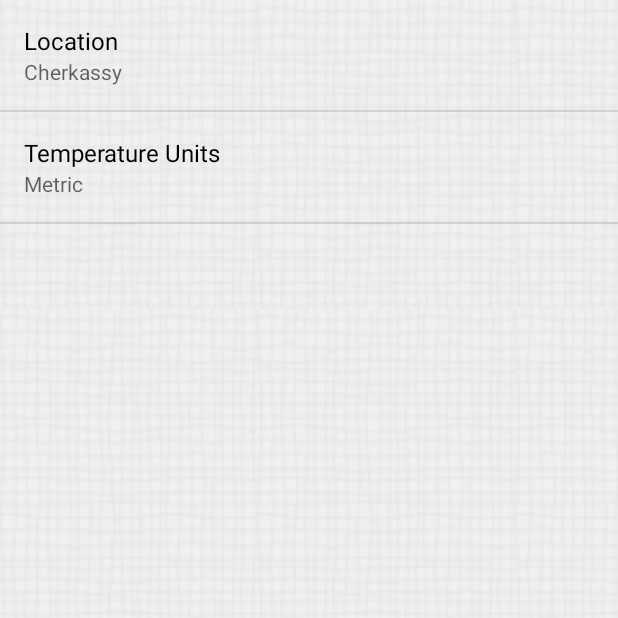
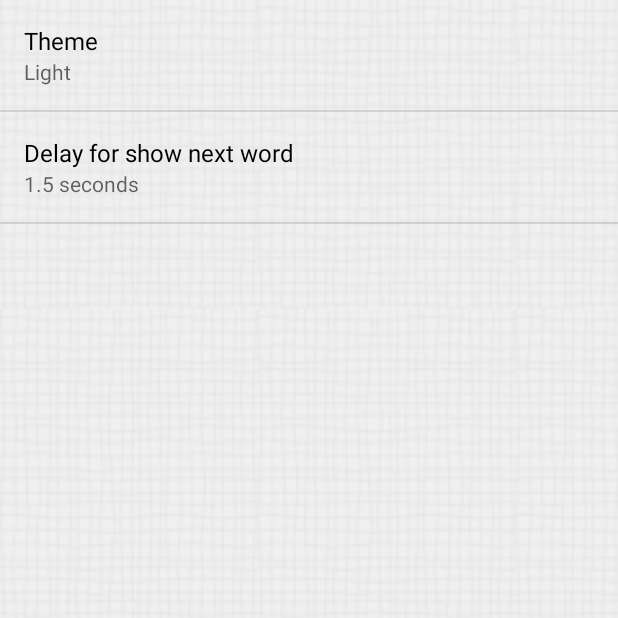
Before and after one commit to zhdanov-ek/LearnWords, an Android app: the SettingsActivity screen opened directly, with no data from a screen before it, on a phone screen of 412 x 824 dp, the top half of it. Run offline under Robolectric (Android 15) with nearby library versions, the phone set to English and light mode, and no system bars.

Commit message:
Add preferense, delay for showing a next word

```diff
--- a/app/src/main/java/com/example/gek/learnwords/activity/LearnActivity.java
+++ b/app/src/main/java/com/example/gek/learnwords/activity/LearnActivity.java
@@ -38,7 +38,7 @@ public class LearnActivity extends AppCompatActivity implements View.OnClickList
 
         db = new DB(this);
         db.open();
-        cursor = db.getAllData(Consts.LIST_TYPE_ALL, Consts.ORDER_BY_ABC, null);
+        cursor = db.getAllData(Consts.LIST_TYPE_ALL, Consts.ORDER_BY_RATING, null);
         wordsIDList = db.getFullListID(cursor, false);
 
         tvLearnEng = (TextView) findViewById(R.id.tvLearnEng);
--- a/app/src/main/java/com/example/gek/learnwords/activity/SettingsActivity.java
+++ b/app/src/main/java/com/example/gek/learnwords/activity/SettingsActivity.java
@@ -18,8 +18,8 @@ public class SettingsActivity extends AppCompatPreferenceActivity
 
         // For all preferences, attach an OnPreferenceChangeListener so the UI summary can be
         // updated when the preference changes.
-        bindPreferenceSummaryToValue(findPreference(getString(R.string.pref_location_key)));
-        bindPreferenceSummaryToValue(findPreference(getString(R.string.pref_units_key)));
+        bindPreferenceSummaryToValue(findPreference(getString(R.string.pref_theme_key)));
+        bindPreferenceSummaryToValue(findPreference(getString(R.string.pref_delay_key)));
 
     }
 
--- a/app/src/main/res/menu/list_word_menu.xml
+++ b/app/src/main/res/menu/list_word_menu.xml
@@ -7,7 +7,7 @@
         android:icon="@drawable/ic_action_add"
         android:title="@string/caption_new_word"
         android:checkable="false"
-        app:showAsAction="ifRoom" />
+        app:showAsAction="always" />
 
     <item android:id="@+id/ab_search"
         android:title="@string/menu_search"
--- a/app/src/main/res/values/arrays.xml
+++ b/app/src/main/res/values/arrays.xml
@@ -1,12 +1,24 @@
 <?xml version="1.0" encoding="utf-8"?>
 <resources>
-    <string-array name="pref_units_options">
-        <item>@string/pref_units_label_metric</item>
-        <item>@string/pref_units_label_imperial</item>
+    <string-array name="list_delay_entries">
+        <item>none</item>
+        <item>1 second</item>
+        <item>1.5 seconds</item>
+        <item>2 seconds</item>
+    </string-array>
+    <string-array name="list_delay_values">
+        <item>0</item>
+        <item>1000</item>
+        <item>1500</item>
+        <item>2000</item>
     </string-array>
 
-    <string-array name="pref_units_values">
-        <item>@string/pref_units_metric</item>
-        <item>@string/pref_units_imperial</item>
+    <string-array name="list_theme_entries">
+        <item>Dark</item>
+        <item>Light</item>
+    </string-array>
+    <string-array name="list_theme_values">
+        <item>theme_dark</item>
+        <item>theme_light</item>
     </string-array>
 </resources>
--- a/app/src/main/res/values/settings.xml
+++ b/app/src/main/res/values/settings.xml
@@ -1,31 +1,17 @@
 <?xml version="1.0" encoding="utf-8"?>
 <resources>
-    <string name="pref_location_label">Location</string>
-
-    <!-- Ключ для доступа к опции -->
-    <string name="pref_location_key" translatable="false">location</string>
-
-    <!-- Значение по умолчанию -->
-    <string name="pref_location_default" translatable="false">Cherkassy</string>
+    <!-- OPTIONS THEME  -->
+    <string name="pref_theme_title">Theme</string>
+    <string name="pref_theme_key" translatable="false">theme_key</string>
+    <string name="pref_theme_default" translatable="false">theme_light</string>
+    <!-- not used -->
+    <string name="pref_theme_dark">Dark</string>
+    <string name="pref_theme_light">Light</string>
 
 
-    <!-- Label for the temperature units preference [CHAR LIMIT=30] -->
-    <string name="pref_units_label">Temperature Units</string>
-
-    <!-- Label for metric option in temperature unit preference [CHAR LIMIT=25] -->
-    <string name="pref_units_label_metric">Metric</string>
-
-    <!-- Label for imperial option in temperature unit preference [CHAR LIMIT=25] -->
-    <string name="pref_units_label_imperial">Imperial</string>
-
-    <!-- Key name for temperature unit preference in SharedPreferences [CHAR LIMIT=NONE] -->
-    <string name="pref_units_key" translatable="false">units</string>
-
-    <!-- Value in SharedPreferences for metric temperature unit option [CHAR LIMIT=NONE] -->
-    <string name="pref_units_metric" translatable="false">metric</string>
-
-    <!-- Value in SharedPreferences for imperial temperature unit option [CHAR LIMIT=NONE] -->
-    <string name="pref_units_imperial" translatable="false">imperial</string>
-
+    <!-- DELAY on show next word preference  -->
+    <string name="pref_delay_title">Delay for show next word</string>
+    <string name="pref_delay_key" translatable="false">delay_key</string>
+    <string name="pref_delay_default" translatable="false">1500</string>
 
 </resources>
--- a/app/src/main/res/xml/pref_general.xml
+++ b/app/src/main/res/xml/pref_general.xml
@@ -1,16 +1,17 @@
 <PreferenceScreen xmlns:android="http://schemas.android.com/apk/res/android">
-    <EditTextPreference
-        android:key="@string/pref_location_key"
-        android:title="@string/pref_location_label"
-        android:defaultValue="@string/pref_location_default"
-        android:inputType="text"
-        android:singleLine="true"/>
 
     <ListPreference
-        android:title="@string/pref_units_label"
-        android:key="@string/pref_units_key"
-        android:defaultValue="@string/pref_units_metric"
-        android:entryValues="@array/pref_units_values"
-        android:entries="@array/pref_units_options" />
+        android:defaultValue="@string/pref_theme_default"
+        android:entries="@array/list_theme_entries"
+        android:entryValues="@array/list_theme_values"
+        android:key="@string/pref_theme_key"
+        android:title="@string/pref_theme_title" />
+
+    <ListPreference
+        android:defaultValue="@string/pref_delay_default"
+        android:entries="@array/list_delay_entries"
+        android:entryValues="@array/list_delay_values"
+        android:key="@string/pref_delay_key"
+        android:title="@string/pref_delay_title" />
 
 </PreferenceScreen>
```
Also changed, not shown: app/src/main/java/com/example/gek/learnwords/activity/TestActivity.java (+47 -18 lines).
